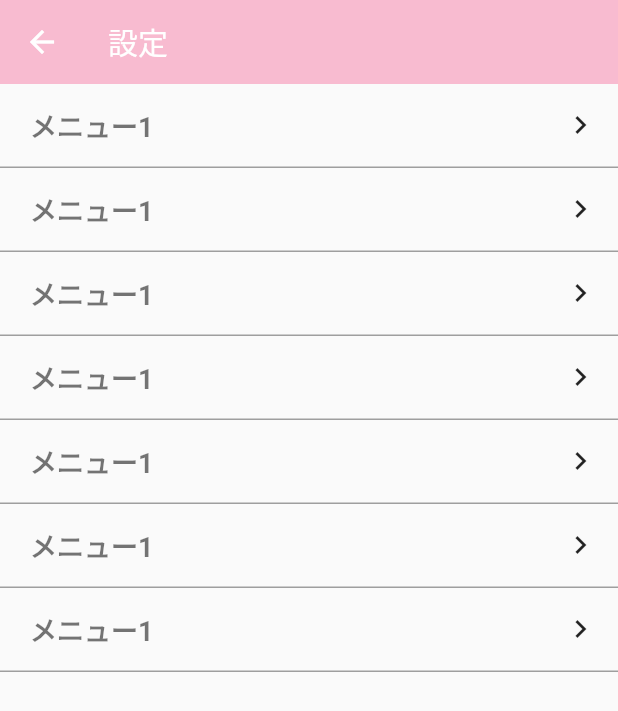
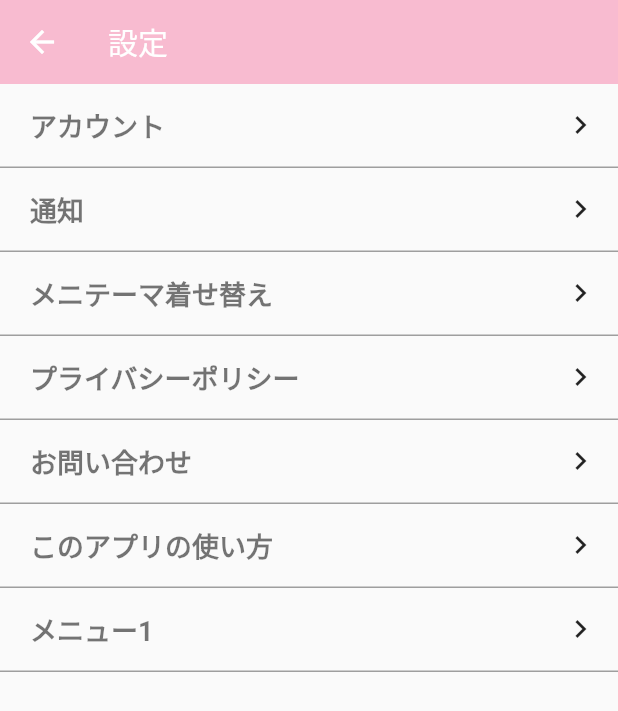
Before and after one commit to mqkotoo/deadline_management_app, a Flutter app: the SettingScreen screen opened by its route, on a phone screen of 412 x 824 dp. Shown: the top 711 px of the screen. Run offline on Flutter 3.47's test engine with Material 2 defaults, Android fonts, the phone set to English and light mode, and no system bars; our stand-ins replace cloud_firestore, firebase_auth, firebase_core, flutter_hooks, hooks_riverpod, modal_progress_hud_nsn and 2 more; accounts and stored records are empty.

Commit message:
updating setting screen, preparing delete user function

```diff
--- a/lib/component/simekiri_tile.dart
+++ b/lib/component/simekiri_tile.dart
@@ -5,12 +5,13 @@ enum Menu {edit, delete}
 
 class CustomTile extends StatelessWidget {
 
-  CustomTile({required this.title, required this.subtitle,this.popUpMenu,Key? key})
+  CustomTile({required this.title, required this.subtitle,this.popUpMenu,required this.icon,Key? key})
       : super(key: key);
 
   String title;
   String subtitle;
   Widget? popUpMenu;
+  Icon icon;
 
   @override
   Widget build(BuildContext context) {
@@ -48,6 +49,7 @@ class CustomTile extends StatelessWidget {
                     ],
                   ),
                 ),
+                icon,
                 // popUpMenu
               ],
             ),
--- a/lib/screens/calendar_screen.dart
+++ b/lib/screens/calendar_screen.dart
@@ -1,7 +1,7 @@
 import 'package:flutter/material.dart';
 import 'package:flutter_deadline_management/component/simekiri_tile.dart';
 import 'package:flutter_deadline_management/model/calendar_model.dart';
-import 'package:flutter_deadline_management/screens/setting_screen.dart';
+import 'package:flutter_deadline_management/screens/setting_pages/setting_screen.dart';
 import 'package:hooks_riverpod/hooks_riverpod.dart';
 import 'package:intl/intl.dart';
 import 'package:scrollable_positioned_list/scrollable_positioned_list.dart';
@@ -254,6 +254,7 @@ class _CalendarScreenState extends ConsumerState<CalendarScreen> {
                             child: CustomTile(
                               title: event['title'].toString(),
                               subtitle: event['detail'].toString(),
+                              icon: Icon(Icons.navigate_next),
 
                               // //popupmenuの実装ここから！　↓
                               // popUpMenu: PopupMenuButton(
--- a/lib/screens/registration_screen.dart
+++ b/lib/screens/log/login_screen.dart
@@ -3,43 +3,53 @@ import 'package:flutter/material.dart';
 import 'package:flutter_deadline_management/start_up.dart';
 import 'package:modal_progress_hud_nsn/modal_progress_hud_nsn.dart';
 
-import '../component/rounded_button.dart';
-import '../constants.dart';
+import '../../component/rounded_button.dart';
+import '../../component/input_decoration_constants.dart';
 
-class RegistrationScreen extends StatefulWidget {
-  static const String id = 'registration';
+class LoginScreen extends StatefulWidget {
+  static const String id = 'login';
   @override
-  _RegistrationScreenState createState() => _RegistrationScreenState();
+  _LoginScreenState createState() => _LoginScreenState();
 }
 
-class _RegistrationScreenState extends State<RegistrationScreen> {
+class _LoginScreenState extends State<LoginScreen> {
   final FirebaseAuth _auth = FirebaseAuth.instance;
   bool isLoad = false;
   String email = '';
   String password = '';
+  // firebaseからのエラーメッセージを表示するための変数
+  String errorMessage = '';
 
-  Future<void> createUserFromEmail() async {
+  Future<void> loginUserFromEmail() async {
     setState(() {
       isLoad = true;
     });
+
     try {
-      final newUser = await _auth.createUserWithEmailAndPassword(
+      // newUserに値を入れる
+      final newUser = await _auth.signInWithEmailAndPassword(
           email: email, password: password);
+
+      // ユーザが確認できたら
       if (newUser != null) {
-        Navigator.pushNamed(context, StartUpPage.id);
+        // 全画面ポップしてスタートあっぷ画面に飛ぶ(スタートアップだけがスタックに存在する
+        Navigator.of(context)
+            .pushNamedAndRemoveUntil(StartUpPage.id, (route) => false);
+
+        print("ログインに成功しました");
       }
       setState(() {
         isLoad = false;
       });
     } on FirebaseAuthException catch (e) {
-      if (e.code == 'email-already-in-use') {
-        print('指定したメールアドレスは登録済みです');
+      if (e.code == 'user-disabled') {
+        errorMessage = 'そのメールアドレスは利用できません';
       } else if (e.code == 'invalid-email') {
-        print('メールアドレスのフォーマットが正しくありません');
-      } else if (e.code == 'operation-not-allowed') {
-        print('指定したメールアドレス・パスワードは現在使用できません');
-      } else if (e.code == 'weak-password') {
-        print('パスワードは６文字以上にしてください');
+        errorMessage = 'メールアドレスのフォーマットが正しくありません';
+      } else if (e.code == 'user-not-found') {
+        errorMessage = 'ユーザーが見つかりません';
+      } else if (e.code == 'wrong-password') {
+        errorMessage = 'パスワードが違います';
       }
     }
     // エラー後にロードを解除する
@@ -68,7 +78,7 @@ class _RegistrationScreenState extends State<RegistrationScreen> {
               children: <Widget>[
                 Flexible(
                   child: Text(
-                    "ユーザー登録",
+                    "ログイン↓↓",
                     style: TextStyle(
                       color: Colors.grey,
                       fontSize: 45.0,
@@ -88,15 +98,18 @@ class _RegistrationScreenState extends State<RegistrationScreen> {
                     email = value;
                   },
                   decoration: kTextFieldDecoration.copyWith(
-                    hintText: 'メールアドレスを入力してください',
+                    hintText: 'メールアドレスを入力して下さい',
                   ),
+
                   // 右下のボタンをNEXTにかえる
                   textInputAction: TextInputAction.next,
+
                   // NEXTを押したらパスワード入力フォームにフォーカスさせる
                   onFieldSubmitted: (_) {
                     FocusScope.of(context)
                         .requestFocus(_passwordFocusNode); // 変更
                   },
+
 //                  バリデーション実装
                   validator: (value) {
                     if (value == null || value.isEmpty) {
@@ -109,7 +122,7 @@ class _RegistrationScreenState extends State<RegistrationScreen> {
                   height: 8.0,
                 ),
 
-                // ここからパスワード用のテキストフィールド
+                // パスワードの入力フォーム
                 TextFormField(
                     obscureText: true,
                     onChanged: (value) {
@@ -119,31 +132,48 @@ class _RegistrationScreenState extends State<RegistrationScreen> {
                     decoration: kTextFieldDecoration.copyWith(
                       hintText: 'パスワードを入力してください',
                     ),
+
                     // パスワード入力フォームに飛ばせるたえのやつ
                     focusNode: _passwordFocusNode,
+
                     //バリデーション実装
                     validator: (value) {
                       if (value == null || value.isEmpty) {
                         return 'パスワードを入力してください';
                       }
                       if (value.length < 6) {
-                        return 'パスワードは6文字以上でないといけません';
+                        return 'パスワードは6文字以上です';
                       }
                       return null;
                     }),
+                SizedBox(
+                  height: 8.0,
+                ),
+
+                // FIREBASEからのエラー表示
+                Center(
+                  child: Text(
+                    errorMessage,
+                    style: TextStyle(
+                      color: Colors.red,
+                      decoration: TextDecoration.underline,
+                      decorationColor: Colors.red,
+                    ),
+                  ),
+                ),
 
                 SizedBox(
                   height: 24.0,
                 ),
 
-                // 登録ボタン
+                // ログインボタン
                 RoundedButton(
                   textColor: Colors.white,
                   color: Colors.blue,
-                  title: '登録',
+                  title: 'ログイン',
                   onPressed: () {
                     if (_formKey.currentState!.validate()) {
-                      createUserFromEmail();
+                      loginUserFromEmail();
                     }
                     print(email);
                     print(password);
--- a/lib/screens/welcome_screen.dart
+++ b/lib/screens/log/welcome_screen.dart
@@ -1,6 +1,6 @@
 import 'package:flutter/material.dart';
-import 'package:flutter_deadline_management/screens/registration_screen.dart';
-import '../component/rounded_button.dart';
+import 'package:flutter_deadline_management/screens/log/registration_screen.dart';
+import '../../component/rounded_button.dart';
 import 'login_screen.dart';
 
 class WelcomeScreen extends StatelessWidget {
--- /dev/null
+++ b/lib/screens/setting_pages/setting_screen.dart
@@ -0,0 +1,70 @@
+import 'package:firebase_auth/firebase_auth.dart';
+import 'package:flutter/material.dart';
+import 'package:flutter_deadline_management/screens/log/welcome_screen.dart';
+
+import 'account.dart';
+
+class SettingScreen extends StatelessWidget {
+  static const String id = 'setting';
+
+  @override
+  Widget build(BuildContext context) {
+    return Scaffold(
+      appBar: AppBar(
+          elevation: 0,
+          backgroundColor: Theme.of(context).primaryColor,
+          title: Text('設定'),
+        ),
+      body:  ListView(
+          children: [
+            _menuItem(context,title: "アカウント", icon: Icon(Icons.navigate_next),onPress: () => Navigator.pushNamed(context, SettingAccountScreen.id)),
+            _menuItem(context,title: "通知", icon: Icon(Icons.navigate_next),onPress: () => print('onPressed')),
+            _menuItem(context,title: "メニテーマ着せ替え", icon: Icon(Icons.navigate_next),onPress: () => print('onPressed')),
+            _menuItem(context,title: "プライバシーポリシー", icon: Icon(Icons.navigate_next),onPress: () => print('onPressed')),
+            _menuItem(context,title: "お問い合わせ", icon: Icon(Icons.navigate_next),onPress: () => print('onPressed')),
+            _menuItem(context,title: "このアプリの使い方", icon: Icon(Icons.navigate_next),onPress: () => print('onPressed')),
+            _menuItem(context,title: "メニュー1", icon: Icon(Icons.navigate_next),onPress: () => print('onPressed')),
+          ]
+      ),
+    );
+  }
+  Widget _menuItem(BuildContext context, {required String title, required Icon icon,required void Function()? onPress}) {
+
+    //テーマ別に色を変えられるようにするためのやつ
+    final platformBrightness = MediaQuery.platformBrightnessOf(context);
+
+    return GestureDetector(
+      onTap: onPress,
+      child:Container(
+          padding: EdgeInsets.symmetric(vertical: 14.0),
+          decoration: new BoxDecoration(
+              border: new Border(bottom: BorderSide(width: 1.0, color: Colors.grey))
+          ),
+          child: Row(
+            children: [
+              SizedBox(
+                width: 20,
+              ),
+              Expanded(
+                child: Text(
+                  title,
+                  style: TextStyle(
+                      fontSize: 18,
+                      fontWeight: FontWeight.bold,
+                      color: platformBrightness == Brightness.dark ? Colors.white : Colors.black54,
+                  ),
+                ),
+              ),
+              // SizedBox(
+              //   width: 220,
+              // ),
+              Padding(
+                padding: const EdgeInsets.fromLTRB(0,0,13,0),
+                child: icon,
+              ),
+            ],
+          )
+      ),
+    );
+  }
+}
--- a/lib/screens/setting_screen.dart
+++ /dev/null
@@ -1,85 +0,0 @@
-import 'package:firebase_auth/firebase_auth.dart';
-import 'package:flutter/material.dart';
-import 'package:flutter_deadline_management/screens/welcome_screen.dart';
-
-class SettingScreen extends StatelessWidget {
-  static const String id = 'setting';
-  final _auth = FirebaseAuth.instance;
-
-  final items = ['アカウント','通知','テーマ着せ替え','設定をリセットする'];
-
-  @override
-  Widget build(BuildContext context) {
-    return Scaffold(
-      appBar: AppBar(
-          elevation: 0,
-          backgroundColor: Theme.of(context).primaryColor,
-          title: Text('設定'),
-        ),
-      body:  ListView(
-          children: [
-            _menuItem(title: "メニュー1", icon: Icon(Icons.navigate_next),onPress: () => print('onPressed')),
-            _menuItem(title: "メニュー1", icon: Icon(Icons.navigate_next),onPress: () => print('onPressed')),
-            _menuItem(title: "メニュー1", icon: Icon(Icons.navigate_next),onPress: () => print('onPressed')),
-            _menuItem(title: "メニュー1", icon: Icon(Icons.navigate_next),onPress: () => print('onPressed')),
-            _menuItem(title: "メニュー1", icon: Icon(Icons.navigate_next),onPress: () => print('onPressed')),
-            _menuItem(title: "メニュー1", icon: Icon(Icons.navigate_next),onPress: () => print('onPressed')),
-            _menuItem(title: "メニュー1", icon: Icon(Icons.navigate_next),onPress: () => print('onPressed')),
-          ]
-      ),
-    );
-  }
-  Widget _menuItem({required String title, required Icon icon,required Function onPress}) {
-    return GestureDetector(
-      child:Container(
-          padding: EdgeInsets.symmetric(vertical: 14.0),
-          decoration: new BoxDecoration(
-              border: new Border(bottom: BorderSide(width: 1.0, color: Colors.grey))
-          ),
-          child: Row(
-            children: [
-              SizedBox(
-                width: 20,
-              ),
-              Expanded(
-                child: Text(
-                  title,
-                  style: TextStyle(
-                      fontSize: 18,
-                      fontWeight: FontWeight.bold,
-                      color: Colors.black54,
-                  ),
-                ),
-              ),
-              // SizedBox(
-              //   width: 220,
-              // ),
-              Padding(
-                padding: const EdgeInsets.fromLTRB(0,0,13,0),
-                child: icon,
-              ),
-            ],
-          )
-      ),
-      onTap: () {
-        onPress;
-      },
-    );
-  }
-}
-
-// ElevatedButton(
-// style: ButtonStyle(
-// // backgroundColor: Theme.of(context).primaryColor,
-// ),
-// child: Text('ログアウト'),
-// onPressed: () {
-// _auth.signOut();
-//
-// // 全画面ポップしてWELCOME画面を表示する
-// Navigator.of(context)
-//     .pushNamedAndRemoveUntil(WelcomeScreen.id, (route) => false);
-//
-// print("ログアウトしました");
-// },
-// ),
```
Also changed, not shown: lib/main.dart (+6 -4 lines), lib/screens/log/registration_screen.dart (renamed from lib/screens/login_screen.dart, +23 -53 lines), lib/screens/setting_pages/account.dart (added, +156 -0 lines), lib/component/input_decoration_constants.dart (renamed from lib/constants.dart), 2 other files.
